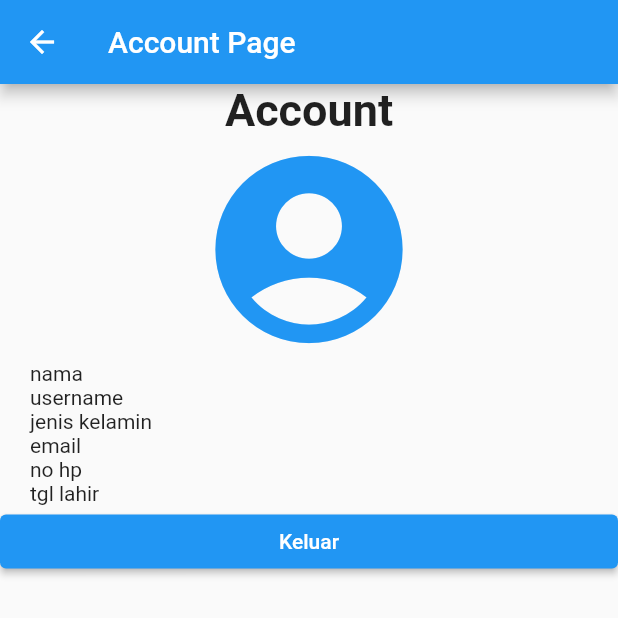
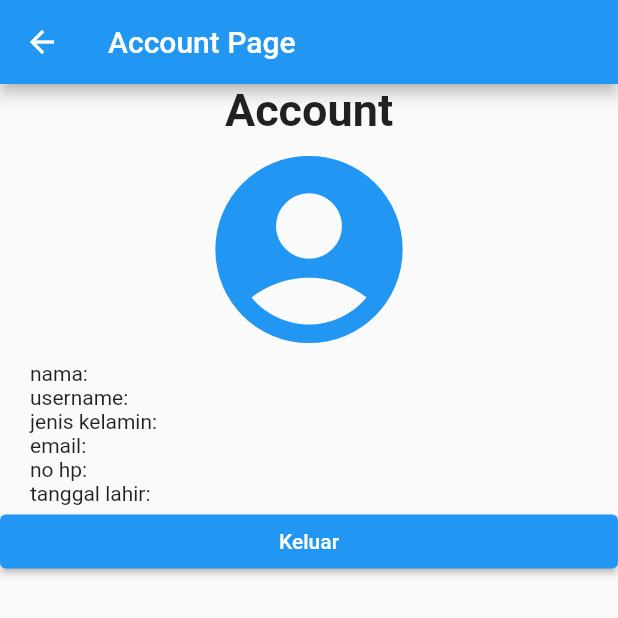
Before and after one commit to bahrulajisantoso/ArahKitaMobile, a Flutter app: the AccountPage screen opened directly, on a phone screen of 412 x 824 dp, the top half of it. Run offline on Flutter 3.47's test engine with Material 2 defaults, Android fonts, the phone set to English and light mode, and no system bars; our stand-ins replace carousel_slider, fluttertoast, shared_preferences; accounts and stored records are empty; network calls fail.

Commit message:
tampil data user

```diff
--- a/lib/api/add_user.dart
+++ b/lib/api/add_user.dart
@@ -3,7 +3,7 @@ import 'package:http/http.dart' as http;
 import 'package:project/model/register_response.dart';
 
 class AddUser {
-  static Future<User> createUser(
+  static Future<ResponseRegister> createUser(
     String nama,
     username,
     jeniKelamin,
@@ -28,7 +28,7 @@ class AddUser {
     );
 
     if (response.statusCode == 200) {
-      return User.fromJson(json.decode(response.body));
+      return ResponseRegister.fromJson(json.decode(response.body));
     } else {
       throw Exception("Failed to create User");
     }
--- a/lib/api/get_user.dart
+++ b/lib/api/get_user.dart
@@ -1,23 +1,22 @@
 import 'dart:convert';
 import 'package:http/http.dart' as http;
-import 'package:project/model/login_response.dart';
+import 'package:project/model/user.dart';
 
 class GetUser {
-  static Future<LoginResponse> loginUser(String email, password) async {
-    Uri _apiURL = Uri.parse("http://10.0.2.2/flutter/user.php");
+  static Future<User> getUser(String idUser) async {
+    Uri _apiURL = Uri.parse("http://10.0.2.2/flutter/data_user.php");
 
     var response = await http.post(
       _apiURL,
       body: {
-        "email": email,
-        "password": password,
+        "id": idUser,
       },
     );
 
     if (response.statusCode == 200) {
-      return LoginResponse.fromJson(json.decode(response.body));
+      return User.fromJson(json.decode(response.body));
     } else {
-      throw Exception("Failed to create User");
+      throw Exception("Failed to read User");
     }
   }
 }
--- a/lib/model/user.dart
+++ b/lib/model/user.dart
@@ -1,26 +1,23 @@
-class Wisata {
-  String? id, namaUser, username, jenisKelamin, tglLahir, noHp, email, password;
+class User {
+  final String namaUser, username, jenisKelamin, tglLahir, noHp, email;
 
-  Wisata(
-      {this.id,
-      this.namaUser,
-      this.username,
-      this.jenisKelamin,
-      this.tglLahir,
-      this.noHp,
-      this.email,
-      this.password});
+  User({
+    required this.namaUser,
+    required this.username,
+    required this.jenisKelamin,
+    required this.tglLahir,
+    required this.noHp,
+    required this.email,
+  });
 
-  factory Wisata.fromJson(Map<String, dynamic> json) {
-    return Wisata(
-      id: json["id"].toString(),
+  factory User.fromJson(Map<String, dynamic> json) {
+    return User(
       namaUser: json["nama"],
       username: json["username"],
       jenisKelamin: json["jenis_kelamin"],
       tglLahir: json["tgl_lahir"],
       noHp: json["no_hp"],
       email: json["email"],
-      password: json["password"],
     );
   }
 }
--- a/lib/pages/account_page.dart
+++ b/lib/pages/account_page.dart
@@ -1,4 +1,5 @@
 import 'package:flutter/material.dart';
+import 'package:project/api/get_user.dart';
 import 'package:project/pages/login_page.dart';
 import 'package:shared_preferences/shared_preferences.dart';
 
@@ -10,6 +11,34 @@ class AccountPage extends StatefulWidget {
 }
 
 class _AccountPageState extends State<AccountPage> {
+  String _namaUser = "",
+      _username = "",
+      _jenisKelamin = "",
+      _tglLahir = "",
+      _noHp = "",
+      _email = "";
+
+  void getUser() async {
+    SharedPreferences pref = await SharedPreferences.getInstance();
+    String idUser = pref.getString("id_user") ?? "";
+    GetUser.getUser(idUser).then((value) {
+      setState(() {
+        _namaUser = value.namaUser;
+        _username = value.username;
+        _jenisKelamin = value.jenisKelamin;
+        _tglLahir = value.tglLahir;
+        _noHp = value.noHp;
+        _email = value.email;
+      });
+    });
+  }
+
+  @override
+  void initState() {
+    super.initState();
+    getUser();
+  }
+
   logOut() async {
     final SharedPreferences pref = await SharedPreferences.getInstance();
     setState(() {
@@ -51,13 +80,13 @@ class _AccountPageState extends State<AccountPage> {
             padding: const EdgeInsets.only(left: 20.0),
             child: Column(
               crossAxisAlignment: CrossAxisAlignment.start,
-              children: const <Widget>[
-                Text("nama"),
-                Text("username"),
-                Text("jenis kelamin"),
-                Text("email"),
-                Text("no hp"),
-                Text("tgl lahir"),
+              children: <Widget>[
+                Text("nama: $_namaUser"),
+                Text("username: $_username"),
+                Text("jenis kelamin: $_jenisKelamin"),
+                Text("email: $_email"),
+                Text("no hp: $_noHp"),
+                Text("tanggal lahir: $_tglLahir"),
               ],
             ),
           ),
--- a/lib/pages/login_page.dart
+++ b/lib/pages/login_page.dart
@@ -15,7 +15,7 @@ class Login extends StatefulWidget {
 class _LoginState extends State<Login> {
   final _formKey = GlobalKey<FormState>();
   final _toast = ShowToast();
-  int? _idUser;
+  String _idUser = "";
 
   final TextEditingController _emailController = TextEditingController();
   final TextEditingController _passwordController = TextEditingController();
@@ -42,7 +42,7 @@ class _LoginState extends State<Login> {
   Future sessionLogin() async {
     final SharedPreferences pref = await SharedPreferences.getInstance();
     setState(() {
-      // pref.setInt("id_user", _idUser);
+      pref.setString("id_user", _idUser);
       pref.setBool("is_login", true);
     });
   }
```
Also changed, not shown: lib/model/login_response.dart (+5 -5 lines), lib/model/register_response.dart (+4 -4 lines).
